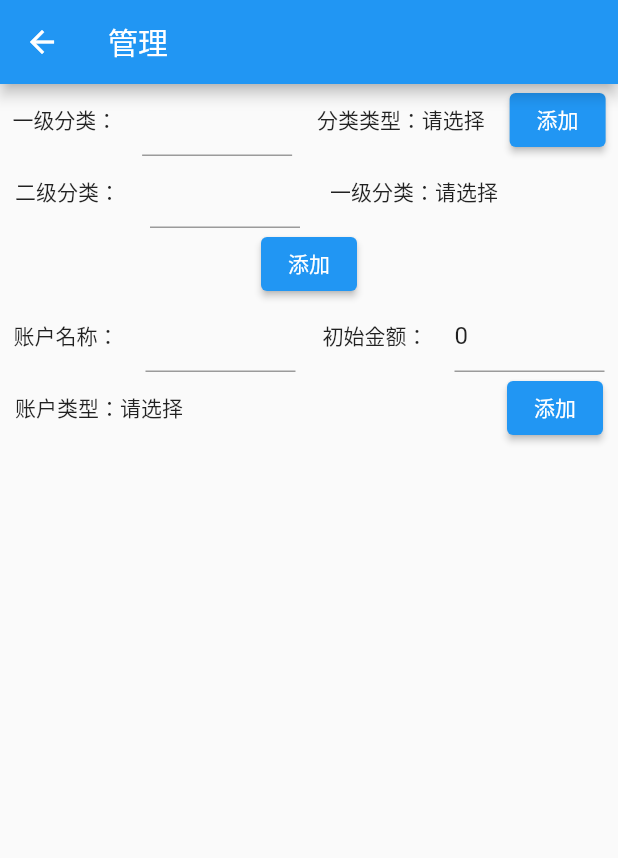
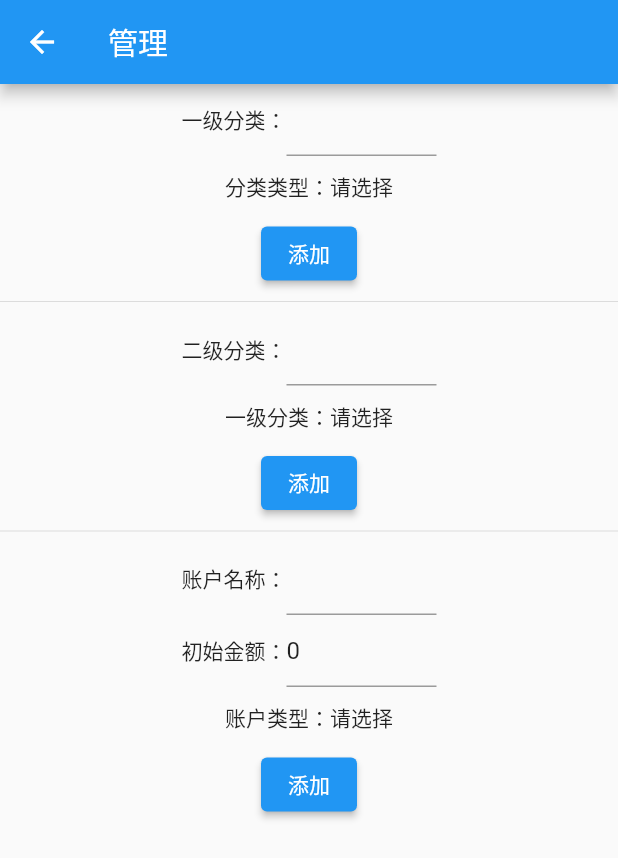
Before and after one commit to rkroom/SimpleAccount, a Flutter app: the ManageWidget screen opened directly, on a phone screen of 412 x 824 dp. Shown: the top 858 px of the screen. Run offline on Flutter 3.47's test engine with Material 3 defaults, Android fonts, the light colour scheme and no system bars; our stand-ins replace file_picker, fl_chart, flutter_datetime_picker_plus, flutter_local_notifications, flutter_secure_storage, hive_flutter and 4 more; missing offline and left inert: flutter_picker_plus, workmanager; accounts and stored records are empty.

Commit message:
adjust some pages

```diff
--- a/lib/main.dart
+++ b/lib/main.dart
@@ -1,6 +1,5 @@
 import 'package:flutter/foundation.dart';
 import 'package:flutter/material.dart';
-import 'package:hive_flutter/hive_flutter.dart';
 import 'package:workmanager/workmanager.dart';
 
 import 'tools/config.dart';
@@ -10,10 +9,6 @@ import 'tools/workmanager_tool.dart';
 void main() async {
   // 初始化数据之前，需要调用WidgetsFlutterBinding.ensureInitialized();
   WidgetsFlutterBinding.ensureInitialized();
-
-  //初始化Hive
-  //ConfigService会在不同的isolate中运行，为避免重复初始化 Hive.initFlutter需要在 Global.init 之前运行
-  await Hive.initFlutter();
 
   //初始化Workmanager
   await Workmanager().initialize(
--- a/lib/pages/manage.dart
+++ b/lib/pages/manage.dart
@@ -2,11 +2,9 @@ import 'package:flutter/material.dart';
 import 'package:flutter/services.dart';
 import 'package:flutter_picker_plus/flutter_picker_plus.dart';
 
-
 import '../tools/db.dart';
 import '../tools/event_bus.dart';
 import '../tools/tools.dart';
-
 
 class ManageWidget extends StatefulWidget {
   const ManageWidget({super.key});
@@ -73,7 +71,7 @@ class ManageWidgetState extends State<ManageWidget> {
       ),
       body: Column(children: [
         Row(
-          mainAxisAlignment: MainAxisAlignment.spaceAround,
+          mainAxisAlignment: MainAxisAlignment.center,
           children: <Widget>[
             const Text("一级分类："),
             SizedBox(
@@ -83,7 +81,11 @@ class ManageWidgetState extends State<ManageWidget> {
                 controller: _firstCategoryController,
               ),
             ),
-            GestureDetector(
+          ],
+        ),
+        Container(
+          margin: const EdgeInsets.only(top: 10, bottom: 10),
+          child: GestureDetector(
             behavior: HitTestBehavior.opaque,
             onTap: () {
               // 账户类别
@@ -106,6 +108,7 @@ class ManageWidgetState extends State<ManageWidget> {
             },
             child: Text("分类类型：$showCategoryTypeFlow"),
           ),
+        ),
         ElevatedButton(
             //按钮
             child: const Text("添加"),
@@ -120,8 +123,8 @@ class ManageWidgetState extends State<ManageWidget> {
                   return;
                 }
                 try {
-                      DB().addFirstCategory(_firstCategoryController.text,
-                          selectedCategoryTypeFlow);
+                  DB().addFirstCategory(
+                      _firstCategoryController.text, selectedCategoryTypeFlow);
                   _firstCategoryController.clear();
                   setState(() {
                     getFirstCategories();
@@ -131,11 +134,10 @@ class ManageWidgetState extends State<ManageWidget> {
                   showNoticeSnackBar(context, "添加失败");
                 }
               }
-                })
-          ],
-        ),
+            }),
+        const Divider(),
         Row(
-          mainAxisAlignment: MainAxisAlignment.spaceAround,
+          mainAxisAlignment: MainAxisAlignment.center,
           children: <Widget>[
             const Text("二级分类："),
             SizedBox(
@@ -145,15 +147,19 @@ class ManageWidgetState extends State<ManageWidget> {
                 controller: _specificgoryController,
               ),
             ),
-            GestureDetector(
+          ],
+        ),
+        Container(
+          margin: const EdgeInsets.only(top: 10, bottom: 10),
+          child: GestureDetector(
             behavior: HitTestBehavior.opaque,
             onTap: () {
               // 账户类别
               Picker(
                   confirmText: "确认",
                   cancelText: "取消",
-                    adapter: PickerDataAdapter<String>(
-                        pickerData: firstCategoryName),
+                  adapter:
+                      PickerDataAdapter<String>(pickerData: firstCategoryName),
                   changeToFirst: true,
                   hideHeader: false,
                   onConfirm: (Picker picker, List value) {
@@ -168,10 +174,6 @@ class ManageWidgetState extends State<ManageWidget> {
             },
             child: Text("一级分类：$showFirstCategory"),
           ),
-            const SizedBox(
-              width: 50,
-            )
-          ],
         ),
         Row(
           mainAxisAlignment: MainAxisAlignment.center,
@@ -202,9 +204,8 @@ class ManageWidgetState extends State<ManageWidget> {
                 })
           ],
         ),
-        Row(
-            mainAxisAlignment: MainAxisAlignment.spaceAround,
-            children: <Widget>[
+        const Divider(),
+        Row(mainAxisAlignment: MainAxisAlignment.center, children: <Widget>[
           const Text("账户名称："),
           SizedBox(
             width: 100,
@@ -213,6 +214,8 @@ class ManageWidgetState extends State<ManageWidget> {
               controller: _newAccountNameController,
             ),
           ),
+        ]),
+        Row(mainAxisAlignment: MainAxisAlignment.center, children: <Widget>[
           const Text("初始金额："),
           SizedBox(
             width: 100,
@@ -224,12 +227,12 @@ class ManageWidgetState extends State<ManageWidget> {
               // 通过controller可以调用用户输入的数据
               controller: _newAccountAmountController,
             ),
-              )
+          ),
         ]),
         Container(
-          margin: const EdgeInsets.only(left: 10, right: 10),
+          margin: const EdgeInsets.only(top: 10, bottom: 10),
           child: Row(
-            mainAxisAlignment: MainAxisAlignment.spaceBetween,
+            mainAxisAlignment: MainAxisAlignment.center,
             children: <Widget>[
               GestureDetector(
                 behavior: HitTestBehavior.opaque,
@@ -254,6 +257,9 @@ class ManageWidgetState extends State<ManageWidget> {
                 },
                 child: Text("账户类型：$showSelectedAccountType"),
               ),
+            ],
+          ),
+        ),
         ElevatedButton(
             //按钮
             child: const Text("添加"),
@@ -268,10 +274,8 @@ class ManageWidgetState extends State<ManageWidget> {
                   return;
                 }
                 try {
-                        DB().addAccount(
-                            _newAccountNameController.text,
-                            _newAccountAmountController.text,
-                            selectedAccountType);
+                  DB().addAccount(_newAccountNameController.text,
+                      _newAccountAmountController.text, selectedAccountType);
                   _newAccountNameController.clear();
                   _newAccountAmountController.text = '0';
                   bus.emit("update_account");
@@ -280,10 +284,7 @@ class ManageWidgetState extends State<ManageWidget> {
                   showNoticeSnackBar(context, "添加失败");
                 }
               }
-                  })
-            ],
-          ),
-        )
+            }),
       ]),
     );
   }
--- a/lib/tools/config_service.dart
+++ b/lib/tools/config_service.dart
@@ -3,7 +3,6 @@ import 'dart:math';
 
 import 'package:flutter_secure_storage/flutter_secure_storage.dart';
 import 'package:hive_flutter/hive_flutter.dart';
-import 'package:simple_account/tools/config.dart';
 
 import 'entity.dart';
 
@@ -23,12 +22,9 @@ class ConfigService {
 
   // 初始化 Hive Box
   Future<Box> _initialize() async {
-    if (Global.config == null) {
-      await Hive.initFlutter();
-    }
+    await Hive.initFlutter();
 
     const FlutterSecureStorage storage = FlutterSecureStorage();
-
     const key = 'KEY';
     var existingValue = await storage.read(key: key);
     List<int>? keyValue;
--- a/lib/widgets/transactions.dart
+++ b/lib/widgets/transactions.dart
@@ -49,11 +49,11 @@ class Transactions extends StatefulWidget {
 
   @override
   State<StatefulWidget> createState() {
-    return ConsumeState();
+    return TransactionsState();
   }
 }
 
-class ConsumeState extends State<Transactions> {
+class TransactionsState extends State<Transactions> {
   static const TextScaler customTextScaler = TextScaler.linear(1.2);
 
   late TextEditingController _amountController;
```
Also changed, not shown: lib/pages/bill_listener.dart (+18 -29 lines), lib/tools/bill_listener_service.dart (+15 -18 lines), 3 other files. Lines whose indentation alone changed are shown as unchanged.
